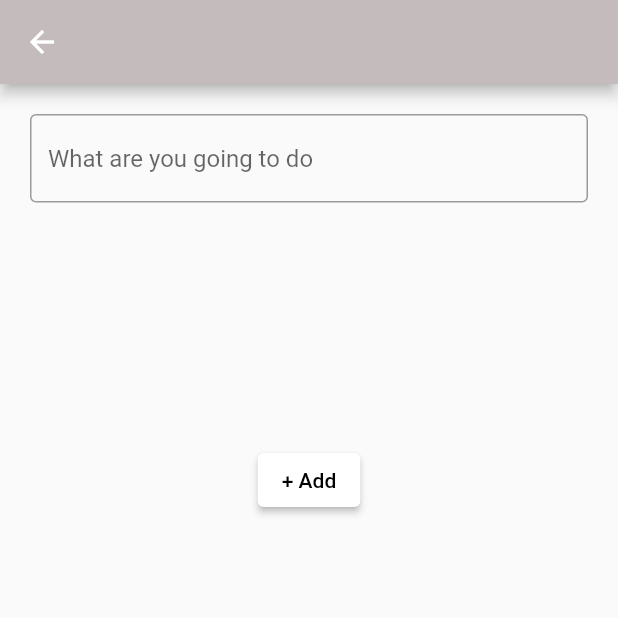
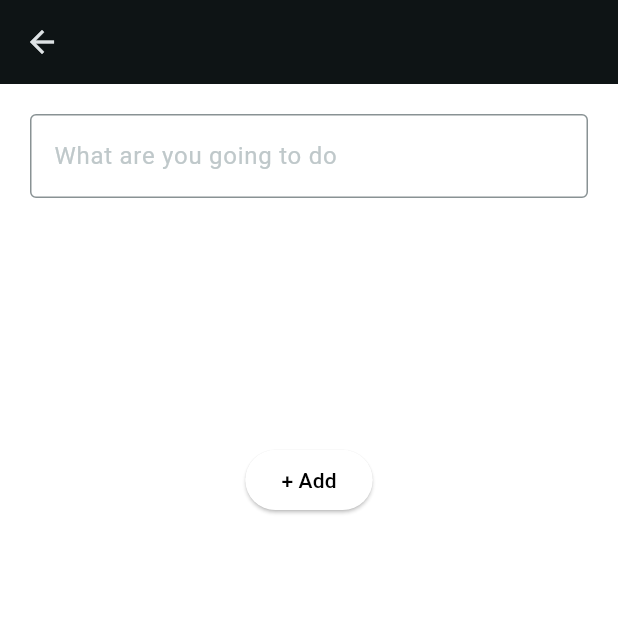
Before and after one commit to gu-tig333-ht23/gusoraman, a Flutter app: the screen it shows after launch, after a tap on the "add" icon, on a phone screen of 412 x 824 dp, the top half of it. Run offline on Flutter 3.47's test engine with Material 2 defaults, Android fonts, the phone set to English and light mode, and no system bars.

Commit message:
Switching to themes to colour the UI as well as removing unnecassary code

```diff
--- a/lib/add_activity.dart
+++ b/lib/add_activity.dart
@@ -10,9 +10,7 @@ class AddActivity extends StatelessWidget {
   Widget build(BuildContext context) {
     var todoProvider = Provider.of<TodoProvider>(context, listen: false);
     return Scaffold(
-      appBar: AppBar(
-        backgroundColor: Color.fromARGB(255, 196, 188, 188),
-      ),
+      appBar: AppBar(),
       body: Center(
         child: Column(
           mainAxisAlignment: MainAxisAlignment.start,
--- a/lib/main.dart
+++ b/lib/main.dart
@@ -1,7 +1,6 @@
 import 'package:flutter/material.dart';
 import 'package:provider/provider.dart';
 import 'todo_list.dart';
-import 'add_activity.dart';
 
 
 // själva programmetskärna
@@ -18,6 +17,15 @@ class MyApp extends StatelessWidget {
   @override
   Widget build(BuildContext context) {
     return MaterialApp(
+      theme: ThemeData(
+        useMaterial3: true,
+        colorScheme: ColorScheme.fromSeed(
+          primary: Colors.white,
+          seedColor: Color.fromARGB(255, 255, 255, 255),
+          brightness: Brightness.dark,
+        ),
+        scaffoldBackgroundColor: Colors.white
+      ),
       home: TodoList(),
     );
   }
--- a/lib/todo_list.dart
+++ b/lib/todo_list.dart
@@ -47,7 +47,8 @@ class TodoList extends StatelessWidget {
     return Scaffold(
       appBar: AppBar(
         title: Text('To-Do List'),
-        backgroundColor: Color.fromARGB(255, 196, 188, 188)),
+        backgroundColor: Theme.of(context).colorScheme.onPrimary),
+
         body: ListView.builder(
         itemCount: tasks.length,
         itemBuilder: (context, index) {
```
